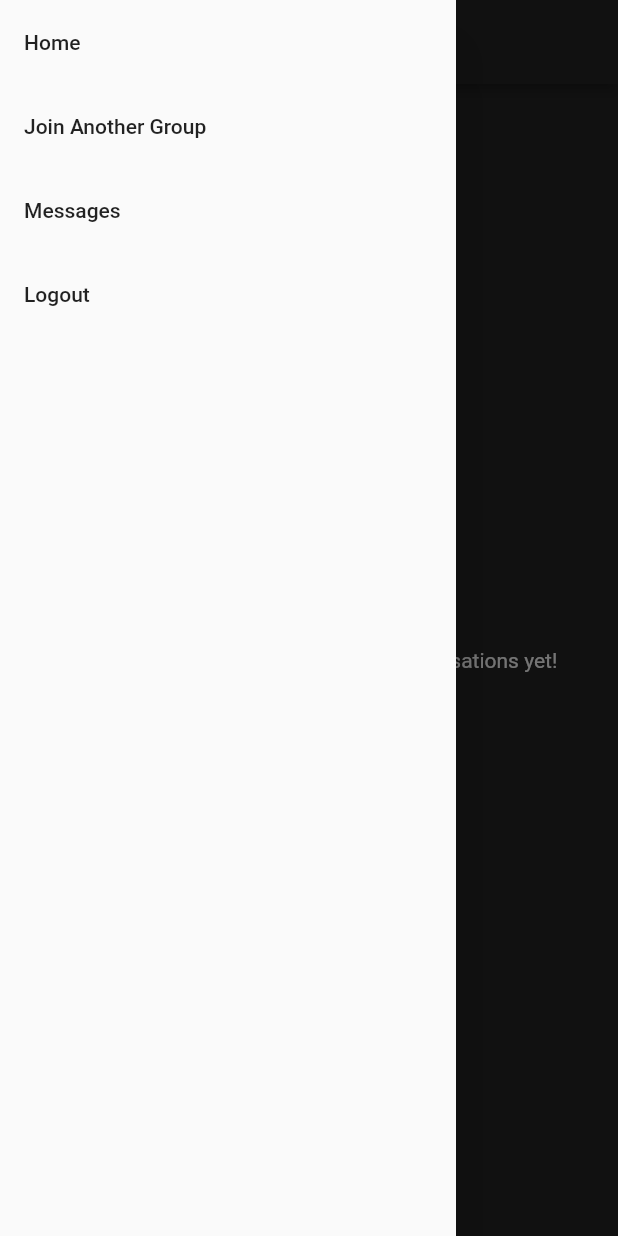
After one commit to kbanta11/company_app, a Flutter app: the InboxPage screen opened directly, with the side drawer open, on a phone screen of 412 x 824 dp. The commit adds this screen. Run offline on Flutter 3.47's test engine with Material 2 defaults, Android fonts, the phone set to English and light mode, and no system bars; our stand-ins replace cached_network_image, cloud_firestore, email_validator, firebase_analytics, firebase_auth, firebase_core and 6 more; accounts and stored records are empty; statements that could not run were skipped.

Commit message:
added direct messaging and invitations

```diff
--- /dev/null
+++ b/lib/inbox_page.dart
@@ -0,0 +1,87 @@
+import 'package:flutter/material.dart';
+import 'package:flutter_riverpod/flutter_riverpod.dart';
+import 'direct_message_page.dart';
+import 'join_group_page.dart';
+import 'main.dart';
+import 'signin_page.dart';
+import 'services/auth_services.dart';
+import 'providers/messaging_providers.dart';
+import 'providers/auth_providers.dart';
+import 'services/database_services.dart';
+import 'models/direct_message_models.dart';
+import 'models/user_model.dart';
+
+class InboxPage extends ConsumerWidget {
+  @override
+  build(BuildContext context, ScopedReader watch) {
+    AppUser? currentUser = watch(appUserProvider).data?.value;
+    List<Conversation>? conversations = watch(inboxProvider).data?.value;
+    return Scaffold(
+      backgroundColor: const Color(0xFF262626),
+      appBar: AppBar(
+        iconTheme: const IconThemeData(color: Colors.white),
+        backgroundColor: const Color(0xFF262626),
+        title: const Text('Inbox', style: TextStyle(color: Colors.white)),
+      ),
+      drawer: Drawer(
+          child: ListView(
+              children: [
+                ListTile(
+                    title: const Text('Home'),
+                    onTap: () {
+                      Navigator.pushReplacement(context, MaterialPageRoute(builder: (context) => MyHomePage()));
+                    }
+                ),
+                ListTile(
+                    title: const Text('Join Another Group'),
+                    onTap: () {
+                      Navigator.pushReplacement(context, MaterialPageRoute(builder: (context) => JoinGroupPage()));
+                    }
+                ),
+                ListTile(
+                    title: const Text('Messages'),
+                    onTap: () {
+
+                    }
+                ),
+                ListTile(
+                    title: const Text('Logout'),
+                    onTap: () async {
+                      await AuthService().logout();
+                      Navigator.pushReplacement(context, MaterialPageRoute(builder: (context) => SignInPage()));
+                    }
+                ),
+              ]
+          )
+      ),
+      body: conversations == null || conversations.isEmpty ? const Center(child: Text('You don\'t have any direct message conversations yet!', textAlign: TextAlign.center, style: TextStyle(color: Colors.white)))
+        : ListView(
+        children: conversations.map((convo) {
+          String? otherUid = convo.members?.firstWhere((element) => element != currentUser?.id, orElse: null);
+          return otherUid == null ? Container() : FutureBuilder(
+              future: DatabaseServices().getAppUser(otherUid),
+              builder: (context, AsyncSnapshot<AppUser> userSnap) {
+                return InkWell(
+                    child: Card(
+                      shape: RoundedRectangleBorder(
+                          borderRadius: BorderRadius.circular(25)),
+                      elevation: 5.0,
+                      child: Container(
+                          padding: const EdgeInsets.all(15),
+                          child: Text(userSnap.data?.name ?? 'Unknown User',
+                              style: const TextStyle(fontSize: 18))
+                      ),
+                    ),
+                    onTap: () {
+                      Navigator.pushReplacement(
+                          context, MaterialPageRoute(builder: (context) =>
+                          DirectMessagePage(userSnap.data!,)));
+                    }
+                );
+              }
+          );
+        }).toList(),
+      ),
+    );
+  }
+}
--- a/lib/join_group_page.dart
+++ b/lib/join_group_page.dart
@@ -5,6 +5,7 @@ import 'formatters/upper_case_formatter.dart';
 import 'signin_page.dart';
 import 'main.dart';
 import 'group_page.dart';
+import 'inbox_page.dart';
 import 'services/database_services.dart';
 import 'models/user_model.dart';
 import 'models/group_model.dart';
@@ -56,6 +57,12 @@ class JoinGroupPage extends ConsumerWidget {
                     title: const Text('Join Another Group'),
                     onTap: () {
 
+                    }
+                ),
+                ListTile(
+                    title: const Text('Messages'),
+                    onTap: () {
+                      Navigator.pushReplacement(context, MaterialPageRoute(builder: (context) => InboxPage()));
                     }
                 ),
                 ListTile(
--- /dev/null
+++ b/lib/models/direct_message_models.dart
@@ -0,0 +1,75 @@
+import 'package:cloud_firestore/cloud_firestore.dart';
+
+class ConversationMember {
+  String? userId;
+  String? name;
+  int? unreadMessages;
+
+  ConversationMember({this.userId, this.name, this.unreadMessages});
+
+  factory ConversationMember.fromMap(Map data) {
+    return ConversationMember(
+      userId: data['user_id'],
+      unreadMessages: data['unread_messages'],
+      name: data['name']
+    );
+  }
+}
+
+class Conversation {
+  String? id;
+  List<String>? members;
+  List<ConversationMember>? memberMap;
+  DateTime? lastPostDate;
+
+  Conversation({
+    this.id,
+    this.members,
+    this.memberMap,
+    this.lastPostDate,
+  });
+
+  factory Conversation.fromFirestore(DocumentSnapshot snap) {
+    Map<String,dynamic> data = snap.data() as Map<String,dynamic>;
+    return Conversation(
+      id: data['id'],
+      members: List.castFrom(data['members'] as List),
+      memberMap: List.castFrom(data['member_map'] as List),
+      lastPostDate: DateTime.fromMillisecondsSinceEpoch(data['last_post_date'].millisecondsSinceEpoch),
+    );
+  }
+}
+
+class DirectMessage {
+  String? id;
+  String? senderId;
+  String? senderName;
+  String? messageText;
+  DateTime? dateSent;
+  String? imageUrl;
+  bool hasImage;
+
+  DirectMessage({
+    this.id,
+    this.senderId,
+    this.senderName,
+    this.messageText,
+    this.dateSent,
+    this.imageUrl,
+    this.hasImage = false
+  });
+
+  factory DirectMessage.fromFirestore(DocumentSnapshot snap) {
+    Map<String,dynamic> data = snap.data() as Map<String,dynamic>;
+    DirectMessage msg = DirectMessage(
+        id: snap.id,
+        senderId: data['sender_id'],
+        senderName: data['sender_name'],
+        messageText: data['message_text'],
+        dateSent: DateTime.fromMillisecondsSinceEpoch(data['date_sent'].millisecondsSinceEpoch),
+        imageUrl: data['image_url'],
+        hasImage: data['has_image'] ?? false
+    );
+    return msg;
+  }
+}
--- /dev/null
+++ b/lib/providers/messaging_providers.dart
@@ -0,0 +1,10 @@
+import 'package:flutter_riverpod/flutter_riverpod.dart';
+import 'package:firebase_auth/firebase_auth.dart';
+import '../models/direct_message_models.dart';
+import '../services/database_services.dart';
+import 'auth_providers.dart';
+
+final inboxProvider = StreamProvider<List<Conversation>>((ref) {
+  User? user = ref.watch(authStateProvider).data?.value;
+  return DatabaseServices().streamUserInbox(user?.uid);
+});
--- a/pubspec.yaml
+++ b/pubspec.yaml
@@ -15,7 +15,7 @@ publish_to: 'none' # Remove this line if you wish to publish to pub.dev
 # In iOS, build-name is used as CFBundleShortVersionString while build-number used as CFBundleVersion.
 # Read more about iOS versioning at
 # https://developer.apple.com/library/archive/documentation/General/Reference/InfoPlistKeyReference/Articles/CoreFoundationKeys.html
-version: 0.0.3
+version: 0.0.4
 
 environment:
   sdk: ">=2.12.0 <3.0.0"
```
Also changed, not shown: lib/direct_message_page.dart (added, +372 -0 lines), lib/group_page.dart (+73 -15 lines), lib/main.dart (+9 -1 lines), lib/providers/image_select_provider.dart (added, +9 -0 lines), lib/services/database_services.dart (+78 -2 lines), assets/images/favicon.png (added), 1 other file.
